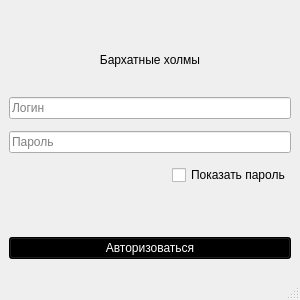
Before: the Qt Designer form app/design/authorize.ui in ElectroForez/pract_prdb, drawn with Qt 5.
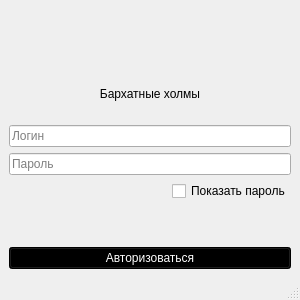
After: the same form once the commit is applied. Icons and pictures are not drawn.

Diff of the .ui file:
```diff
--- a/app/design/authorize.ui
+++ b/app/design/authorize.ui
@@ -24,20 +24,30 @@
     <item>
      <layout class="QVBoxLayout" name="verticalLayout">
       <item>
-       <spacer name="verticalSpacer_2">
-        <property name="orientation">
-         <enum>Qt::Vertical</enum>
-        </property>
-        <property name="sizeType">
-         <enum>QSizePolicy::Minimum</enum>
-        </property>
-        <property name="sizeHint" stdset="0">
-         <size>
-          <width>20</width>
-          <height>20</height>
-         </size>
-        </property>
-       </spacer>
+       <layout class="QHBoxLayout" name="horizontalLayout_3">
+        <item>
+         <widget class="QLabel" name="label_2">
+          <property name="maximumSize">
+           <size>
+            <width>100</width>
+            <height>100</height>
+           </size>
+          </property>
+          <property name="text">
+           <string/>
+          </property>
+          <property name="textFormat">
+           <enum>Qt::MarkdownText</enum>
+          </property>
+          <property name="pixmap">
+           <pixmap>../../res/Вариант 9/Общие ресурсы/logo_1.ico</pixmap>
+          </property>
+          <property name="scaledContents">
+           <bool>true</bool>
+          </property>
+         </widget>
+        </item>
+       </layout>
       </item>
       <item>
        <widget class="QLabel" name="label">
```
Left out of the diff: 4 changed lines with no effect on the pictures.
